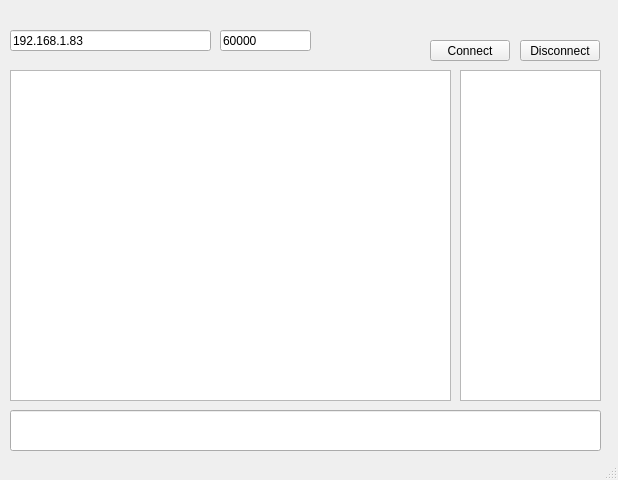
First picture: the form in ChatClient/chatclient.ui, repository alexemanuelol/QT_Client_Python_Server_Chat, before the edit.
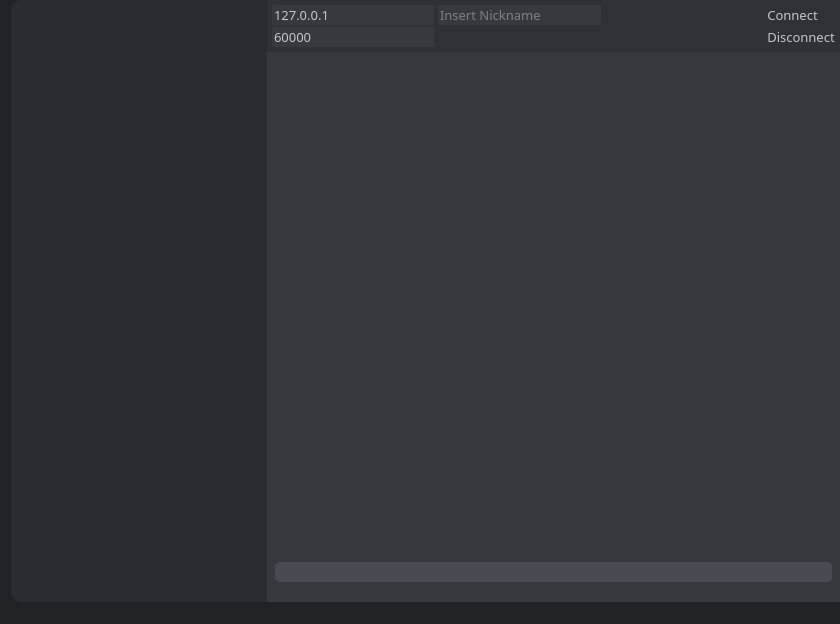
Second picture: the form after the edit.

Commit message: Updated the layout of the application and a bunch of other stuff

Diff of the .ui file:
```diff
--- a/ChatClient/chatclient.ui
+++ b/ChatClient/chatclient.ui
@@ -9,8 +9,8 @@
    <rect>
     <x>0</x>
     <y>0</y>
-    <width>618</width>
-    <height>480</height>
+    <width>840</width>
+    <height>624</height>
    </rect>
   </property>
   <property name="contextMenuPolicy">
@@ -19,6 +19,12 @@
   <property name="windowTitle">
    <string>ChatClient</string>
   </property>
+  <property name="styleSheet">
+   <string notr="true">ChatClient
+{
+	background: QColor(66,0,73)
+}</string>
+  </property>
   <property name="toolButtonStyle">
    <enum>Qt::ToolButtonIconOnly</enum>
   </property>
@@ -29,96 +35,468 @@
    <bool>false</bool>
   </property>
   <widget class="QWidget" name="centralWidget">
-   <widget class="QTextBrowser" name="text_feed">
-    <property name="geometry">
-     <rect>
-      <x>10</x>
-      <y>70</y>
-      <width>441</width>
-      <height>331</height>
-     </rect>
+   <property name="styleSheet">
+    <string notr="true">QWidget
+{
+	background-color:rgb(54, 57, 62);
+}</string>
+   </property>
+   <layout class="QHBoxLayout" name="horizontalLayout">
+    <property name="spacing">
+     <number>0</number>
     </property>
-   </widget>
-   <widget class="QLineEdit" name="send_line">
-    <property name="geometry">
-     <rect>
-      <x>10</x>
-      <y>410</y>
-      <width>591</width>
-      <height>41</height>
-     </rect>
+    <property name="leftMargin">
+     <number>0</number>
     </property>
-   </widget>
-   <widget class="QLineEdit" name="IP_line">
-    <property name="geometry">
-     <rect>
-      <x>10</x>
-      <y>30</y>
-      <width>201</width>
-      <height>21</height>
-     </rect>
+    <property name="topMargin">
+     <number>0</number>
     </property>
-    <property name="text">
-     <string>192.168.1.83</string>
+    <property name="rightMargin">
+     <number>0</number>
     </property>
-    <property name="placeholderText">
-     <string>Insert Server IP</string>
+    <property name="bottomMargin">
+     <number>0</number>
     </property>
-   </widget>
-   <widget class="QLineEdit" name="PORT_line">
-    <property name="geometry">
-     <rect>
-      <x>220</x>
-      <y>30</y>
-      <width>91</width>
-      <height>21</height>
-     </rect>
-    </property>
-    <property name="text">
-     <string>60000</string>
-    </property>
-    <property name="placeholderText">
-     <string>Insert PORT</string>
-    </property>
-   </widget>
-   <widget class="QPushButton" name="connect_button">
-    <property name="geometry">
-     <rect>
-      <x>430</x>
-      <y>40</y>
-      <width>80</width>
-      <height>21</height>
-     </rect>
-    </property>
-    <property name="text">
-     <string>Connect</string>
-    </property>
-   </widget>
-   <widget class="QPushButton" name="disconnect_button">
-    <property name="geometry">
-     <rect>
-      <x>520</x>
-      <y>40</y>
-      <width>80</width>
-      <height>21</height>
-     </rect>
-    </property>
-    <property name="text">
-     <string>Disconnect</string>
-    </property>
-   </widget>
-   <widget class="QTextBrowser" name="textBrowser">
-    <property name="geometry">
-     <rect>
-      <x>460</x>
-      <y>70</y>
-      <width>141</width>
-      <height>331</height>
-     </rect>
-    </property>
-   </widget>
+    <item alignment="Qt::AlignLeft">
+     <widget class="QWidget" name="sideWidget" native="true">
+      <property name="sizePolicy">
+       <sizepolicy hsizetype="Fixed" vsizetype="Preferred">
+        <horstretch>0</horstretch>
+        <verstretch>0</verstretch>
+       </sizepolicy>
+      </property>
+      <property name="styleSheet">
+       <string notr="true">background-color:rgb(33, 34, 38);</string>
+      </property>
+      <layout class="QHBoxLayout" name="horizontalLayout_2">
+       <property name="topMargin">
+        <number>0</number>
+       </property>
+       <property name="rightMargin">
+        <number>0</number>
+       </property>
+       <property name="bottomMargin">
+        <number>0</number>
+       </property>
+       <item>
+        <widget class="QTextBrowser" name="users_online">
+         <property name="styleSheet">
+          <string notr="true">QTextBrowser 
+{
+	border: 0px;
+	background-color:rgb(43, 44, 49);
+	border-top-left-radius: 10px;
+	border-bottom-left-radius: 10px;
+	font-family: Whitney; 
+	font-style: normal; 
+	font-size: 10pt; 
+	color: white;
+}
+
+</string>
+         </property>
+        </widget>
+       </item>
+      </layout>
+     </widget>
+    </item>
+    <item>
+     <widget class="QWidget" name="widget" native="true">
+      <property name="sizePolicy">
+       <sizepolicy hsizetype="Preferred" vsizetype="Preferred">
+        <horstretch>0</horstretch>
+        <verstretch>0</verstretch>
+       </sizepolicy>
+      </property>
+      <property name="minimumSize">
+       <size>
+        <width>0</width>
+        <height>0</height>
+       </size>
+      </property>
+      <layout class="QVBoxLayout" name="verticalLayout_2">
+       <property name="spacing">
+        <number>0</number>
+       </property>
+       <property name="leftMargin">
+        <number>0</number>
+       </property>
+       <property name="topMargin">
+        <number>0</number>
+       </property>
+       <property name="rightMargin">
+        <number>0</number>
+       </property>
+       <property name="bottomMargin">
+        <number>0</number>
+       </property>
+       <item>
+        <widget class="QWidget" name="topWidget" native="true">
+         <property name="sizePolicy">
+          <sizepolicy hsizetype="Preferred" vsizetype="Fixed">
+           <horstretch>0</horstretch>
+           <verstretch>0</verstretch>
+          </sizepolicy>
+         </property>
+         <property name="styleSheet">
+          <string notr="true">background-color:rgb(48, 49, 54);</string>
+         </property>
+         <layout class="QGridLayout" name="gridLayout_2">
+          <property name="leftMargin">
+           <number>5</number>
+          </property>
+          <property name="topMargin">
+           <number>5</number>
+          </property>
+          <property name="rightMargin">
+           <number>5</number>
+          </property>
+          <property name="bottomMargin">
+           <number>5</number>
+          </property>
+          <property name="horizontalSpacing">
+           <number>4</number>
+          </property>
+          <property name="verticalSpacing">
+           <number>2</number>
+          </property>
+          <item row="0" column="1">
+           <widget class="QLineEdit" name="nickname">
+            <property name="styleSheet">
+             <string notr="true">QLineEdit
+{
+	border: 0px;
+	border-radius: 2;
+	background: rgb(54, 57, 62);
+	font-family: Whitney; 
+	font-style: normal; 
+	font-size: 10pt; 
+	color: rgb(197, 198, 200);
+}
+
+QLineEdit:disabled
+{
+	background: rgb(33, 34, 38);;
+}</string>
+            </property>
+            <property name="placeholderText">
+             <string>Insert Nickname</string>
+            </property>
+           </widget>
+          </item>
+          <item row="0" column="0">
+           <widget class="QLineEdit" name="IP_line">
+            <property name="styleSheet">
+             <string notr="true">QLineEdit
+{
+	border: 0px;
+	border-radius: 2;
+	background: rgb(54, 57, 62);
+	font-family: Whitney; 
+	font-style: normal; 
+	font-size: 10pt; 
+	color: rgb(197, 198, 200);
+}
+
+QLineEdit:disabled
+{
+	background: rgb(33, 34, 38);;
+}</string>
+            </property>
+            <property name="text">
+             <string>127.0.0.1</string>
+            </property>
+            <property name="placeholderText">
+             <string>Insert Server IP</string>
+            </property>
+           </widget>
+          </item>
+          <item row="1" column="3">
+           <widget class="QPushButton" name="disconnect_button">
+            <property name="sizePolicy">
+             <sizepolicy hsizetype="Fixed" vsizetype="Fixed">
+              <horstretch>0</horstretch>
+              <verstretch>0</verstretch>
+             </sizepolicy>
+            </property>
+            <property name="styleSheet">
+             <string notr="true">QPushButton
+{
+	border: none;
+	Background: rgb(48, 49, 54);
+	font-family: Whitney; 
+	font-style: normal; 
+	font-size: 10pt; 
+	color: rgb(197, 198, 200);
+}
+
+QPushButton:hover
+{
+	font-size: 14pt; 
+	color: rgb(197, 198, 200);
+}</string>
+            </property>
+            <property name="text">
+             <string>Disconnect</string>
+            </property>
+           </widget>
+          </item>
+          <item row="0" column="3">
+           <widget class="QPushButton" name="connect_button">
+            <property name="sizePolicy">
+             <sizepolicy hsizetype="Fixed" vsizetype="Fixed">
+              <horstretch>0</horstretch>
+              <verstretch>0</verstretch>
+             </sizepolicy>
+            </property>
+            <property name="styleSheet">
+             <string notr="true">QPushButton
+{
+	border: none;
+	Background: rgb(48, 49, 54);
+	font-family: Whitney; 
+	font-style: normal; 
+	font-size: 10pt; 
+	color: rgb(197, 198, 200);
+}
+
+QPushButton:hover
+{
+	font-size: 14pt; 
+	color: rgb(197, 198, 200);
+}</string>
+            </property>
+            <property name="text">
+             <string>Connect</string>
+            </property>
+           </widget>
+          </item>
+          <item row="1" column="0">
+           <widget class="QLineEdit" name="PORT_line">
+            <property name="styleSheet">
+             <string notr="true">QLineEdit
+{
+	border: 0px;
+	border-radius: 2;
+	background: rgb(54, 57, 62);
+	font-family: Whitney; 
+	font-style: normal; 
+	font-size: 10pt; 
+	color: rgb(197, 198, 200);
+}
+
+QLineEdit:disabled
+{
+	background: rgb(33, 34, 38);;
+}</string>
+            </property>
+            <property name="text">
+             <string>60000</string>
+            </property>
+            <property name="placeholderText">
+             <string>Insert PORT</string>
+            </property>
+           </widget>
+          </item>
+          <item row="0" column="2">
+           <spacer name="horizontalSpacer">
+            <property name="orientation">
+             <enum>Qt::Horizontal</enum>
+            </property>
+            <property name="sizeHint" stdset="0">
+             <size>
+              <width>40</width>
+              <height>20</height>
+             </size>
+            </property>
+           </spacer>
+          </item>
+          <item row="1" column="2">
+           <spacer name="horizontalSpacer_2">
+            <property name="orientation">
+             <enum>Qt::Horizontal</enum>
+            </property>
+            <property name="sizeHint" stdset="0">
+             <size>
+              <width>40</width>
+              <height>20</height>
+             </size>
+            </property>
+           </spacer>
+          </item>
+          <item row="1" column="1">
+           <spacer name="horizontalSpacer_3">
+            <property name="orientation">
+             <enum>Qt::Horizontal</enum>
+            </property>
+            <property name="sizeHint" stdset="0">
+             <size>
+              <width>40</width>
+              <height>20</height>
+             </size>
+            </property>
+           </spacer>
+          </item>
+         </layout>
+        </widget>
+       </item>
+       <item>
+        <widget class="QWidget" name="middleWidget" native="true">
+         <property name="styleSheet">
+          <string notr="true">background-color:rgb(54, 57, 62);</string>
+         </property>
+         <layout class="QGridLayout" name="gridLayout">
+          <property name="leftMargin">
+           <number>0</number>
+          </property>
+          <property name="topMargin">
+           <number>0</number>
+          </property>
+          <property name="rightMargin">
+           <number>0</number>
+          </property>
+          <property name="bottomMargin">
+           <number>0</number>
+          </property>
+          <property name="spacing">
+           <number>0</number>
+          </property>
+          <item row="0" column="0" colspan="2">
+           <widget class="QTextBrowser" name="text_feed">
+            <property name="styleSheet">
+             <string notr="true">QTextBrowser 
+{
+	border: 0px;
+	background-color:rgb(54, 57, 62);
+	font-family: Whitney; 
+	font-style: normal; 
+	font-size: 10pt; 
+	color: white;
+}
+
+QScrollBar:vertical
+{
+	background: rgb(54, 57, 62);
+  	border-top-right-radius:2px;
+  	border-bottom-right-radius:2px;
+  	width:16px;
+  	margin:0px;
+}
+QScrollBar::handle:vertical
+{
+	background-color:rgb(33, 34, 38);
+  	border-radius:2px;
+  	min-height:20px;
+  	margin:2px 4px 2px 4px;
+}
+
+QScrollBar::add-line:vertical
+{
+	background: none;
+  	height:0px;
+  	subcontrol-position:right;
+  	subcontrol-origin:margin;
+}
+
+QScrollBar::sub-line:vertical
+{
+	background: none;
+  	height:0px;
+  	subcontrol-position:left;
+  	subcontrol-origin:margin;
+}
+
+QScrollBar::add-page:vertical
+{
+	background: none;
+}
+
+QScrollBar::sub-page:vertical
+{
+	background: none
+}</string>
+            </property>
+            <property name="html">
+             <string>&lt;!DOCTYPE HTML PUBLIC &quot;-//W3C//DTD HTML 4.0//EN&quot; &quot;http://www.w3.org/TR/REC-html40/strict.dtd&quot;&gt;
+&lt;html&gt;&lt;head&gt;&lt;meta name=&quot;qrichtext&quot; content=&quot;1&quot; /&gt;&lt;style type=&quot;text/css&quot;&gt;
+p, li { white-space: pre-wrap; }
+&lt;/style&gt;&lt;/head&gt;&lt;body style=&quot; font-family:'Whitney'; font-size:10pt; font-weight:400; font-style:normal;&quot;&gt;
+&lt;p style=&quot;-qt-paragraph-type:empty; margin-top:0px; margin-bottom:0px; margin-left:0px; margin-right:0px; -qt-block-indent:0; text-indent:0px;&quot;&gt;&lt;br /&gt;&lt;/p&gt;&lt;/body&gt;&lt;/html&gt;</string>
+            </property>
+           </widget>
+          </item>
+         </layout>
+        </widget>
+       </item>
+       <item>
+        <widget class="QWidget" name="bottomWidget" native="true">
+         <property name="sizePolicy">
+          <sizepolicy hsizetype="Preferred" vsizetype="Preferred">
+           <horstretch>0</horstretch>
+           <verstretch>0</verstretch>
+          </sizepolicy>
+         </property>
+         <layout class="QVBoxLayout" name="verticalLayout_3">
+          <property name="spacing">
+           <number>0</number>
+          </property>
+          <property name="leftMargin">
+           <number>8</number>
+          </property>
+          <property name="topMargin">
+           <number>20</number>
+          </property>
+          <property name="rightMargin">
+           <number>8</number>
+          </property>
+          <property name="bottomMargin">
+           <number>20</number>
+          </property>
+          <item>
+           <widget class="QLineEdit" name="send_line">
+            <property name="sizePolicy">
+             <sizepolicy hsizetype="Preferred" vsizetype="Fixed">
+              <horstretch>0</horstretch>
+              <verstretch>0</verstretch>
+             </sizepolicy>
+            </property>
+            <property name="minimumSize">
+             <size>
+              <width>0</width>
+              <height>0</height>
+             </size>
+            </property>
+            <property name="styleSheet">
+             <string notr="true">QLineEdit
+{
+	border: 0px;
+	border-radius: 5px;
+	padding: 0 8px;
+	background: rgb(72, 75, 82); 
+	font-family: Whitney; 
+	font-style: normal; 
+	font-size: 10pt; 
+	color: rgb(197, 198, 200);
+}</string>
+            </property>
+            <property name="alignment">
+             <set>Qt::AlignLeading|Qt::AlignLeft|Qt::AlignVCenter</set>
+            </property>
+           </widget>
+          </item>
+         </layout>
+        </widget>
+       </item>
+      </layout>
+     </widget>
+    </item>
+   </layout>
   </widget>
-  <widget class="QStatusBar" name="statusBar"/>
+  <widget class="QStatusBar" name="statusBar">
+   <property name="styleSheet">
+    <string notr="true">background-color:rgb(33, 34, 38);</string>
+   </property>
+  </widget>
  </widget>
  <layoutdefault spacing="6" margin="11"/>
  <resources/>
```
Left out of the diff: 11 changed lines with no effect on the pictures. The commit also changes 5 other files.
